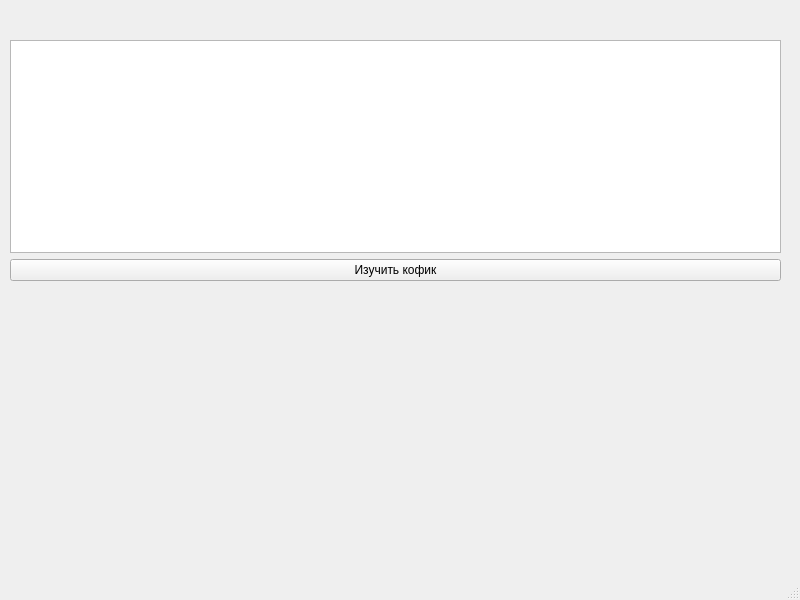
Old version of the form main.ui in the repository Sozercatelll/ladno.
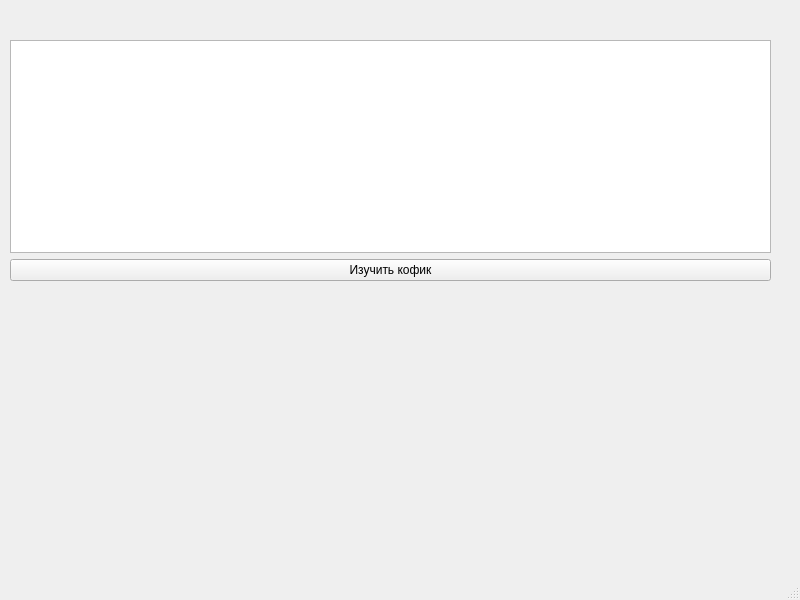
New version of the form.

```diff
--- a/main.ui
+++ b/main.ui
@@ -19,7 +19,7 @@
      <rect>
       <x>10</x>
       <y>40</y>
-      <width>771</width>
+      <width>761</width>
       <height>241</height>
      </rect>
     </property>
```
